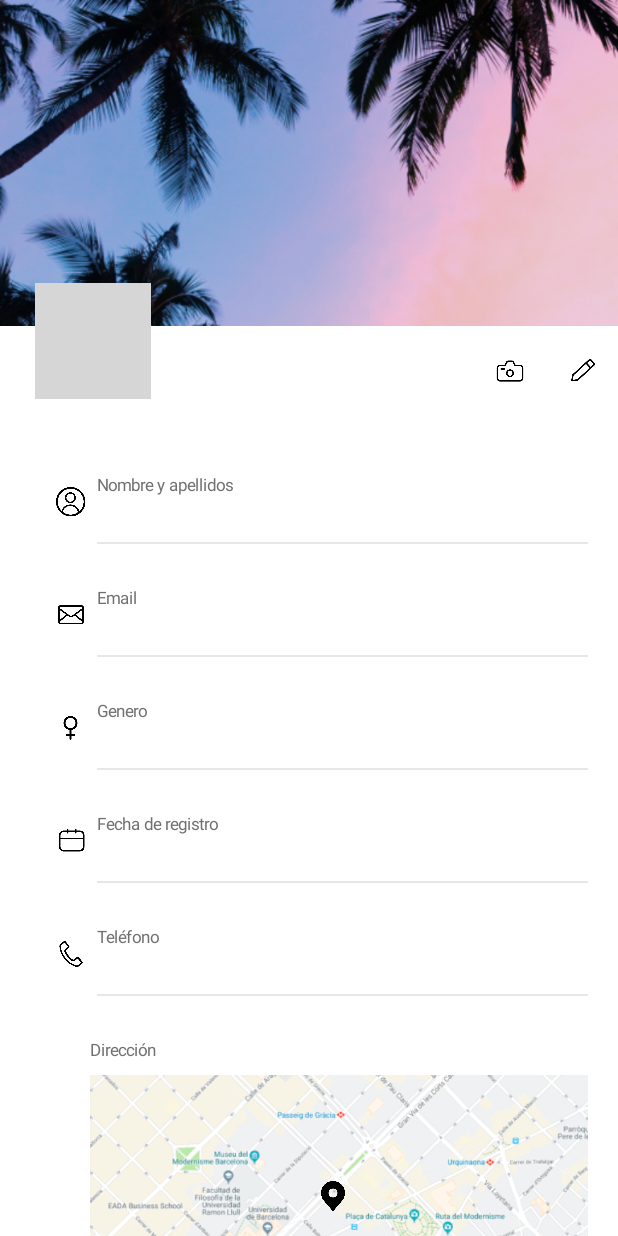
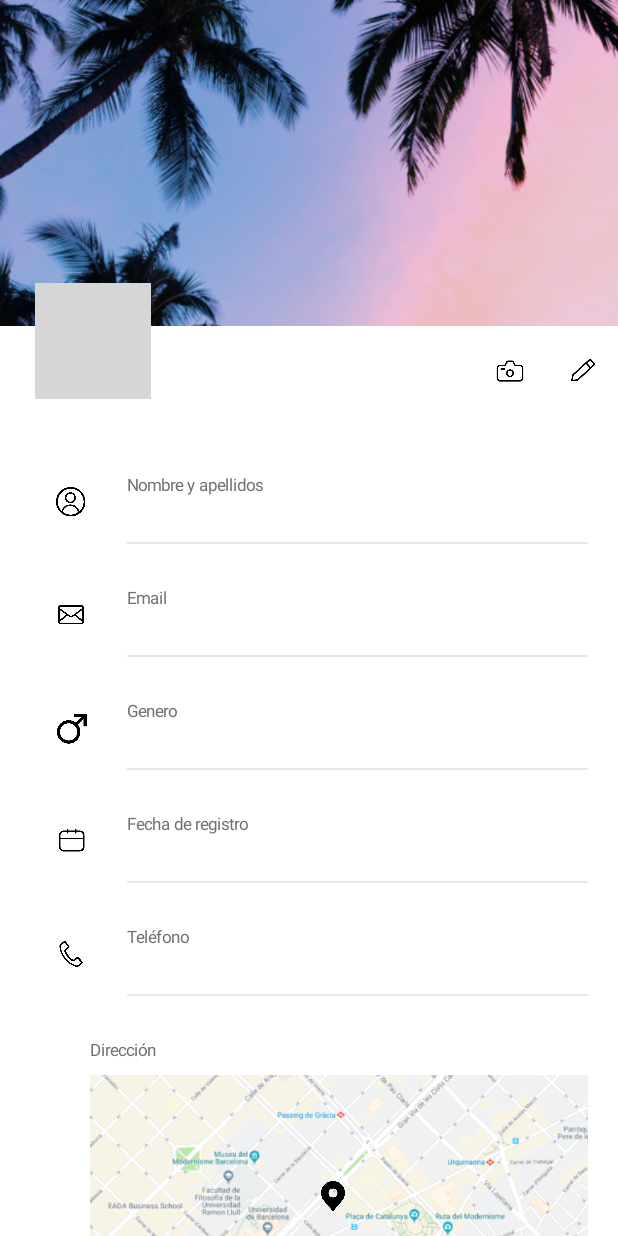
Before and after one commit to ansumu/pruebaTecnica, an Android app built with Jetpack Compose: the FichaScreen screen opened through its navigation route, on a phone screen of 412 x 824 dp. Run offline under Robolectric (Android 15) with nearby library versions, the light colour scheme and no system bars; our stand-ins replace livedata-compose; pictures from the network do not load; 3 statements that could not run were skipped; grey boxes are pictures that could not be loaded.

Commit message:
Merge remote-tracking branch 'origin/develop' into develop

```diff
--- a/app/src/main/java/com/ansumu/pruebatecnica/Ficha/FichaScreen.kt
+++ b/app/src/main/java/com/ansumu/pruebatecnica/Ficha/FichaScreen.kt
@@ -52,7 +52,8 @@ fun FichaScreen(viewModel: FichaViewModel, navController: NavHostController) {
                     DetFicha(fotoEmail, titulo = "Email", dato = usuario.email)
                     Spacer(modifier=Modifier.height(10.dp))
 
-                    val fotoGenero = painterResource(id = R.drawable.gender)
+                    var fotoGenero = painterResource(id = R.drawable.gender)
+                    if (usuario.gender!="female") fotoGenero = painterResource(id = R.drawable.man)
                     DetFicha(fotoGenero, titulo = "Genero", dato = usuario.gender)
                     Spacer(modifier=Modifier.height(10.dp))
 
--- a/app/src/main/java/com/ansumu/pruebatecnica/Ficha/components/DetFicha.kt
+++ b/app/src/main/java/com/ansumu/pruebatecnica/Ficha/components/DetFicha.kt
@@ -37,6 +37,7 @@ fun DetFicha(imagePainter: Painter, titulo: String, dato: String) {
                 .height(32.dp),
             contentScale = ContentScale.Fit
         )
+        Spacer(modifier=Modifier.width(20.dp))
         Column(modifier=Modifier.padding(end=20.dp)) {
             Text(
                 text = titulo,
```
Also changed, not shown: app/src/main/res/drawable/man.png (added).
